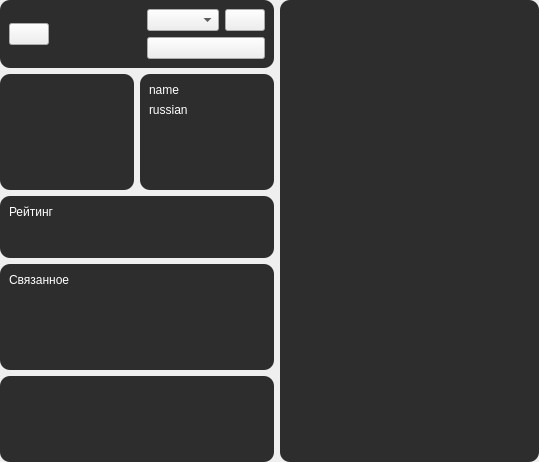
Qt form forms/info.ui (brandonzorn/Nlight) before a commit.
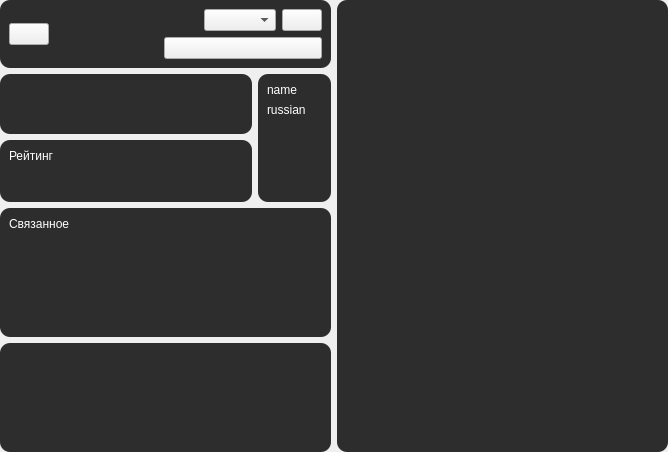
The same form after that commit. Icons and pictures are not drawn.

The edit to the form file:
```diff
--- a/forms/info.ui
+++ b/forms/info.ui
@@ -6,8 +6,8 @@
    <rect>
     <x>0</x>
     <y>0</y>
-    <width>539</width>
-    <height>462</height>
+    <width>668</width>
+    <height>452</height>
    </rect>
   </property>
   <property name="windowTitle">
@@ -34,7 +34,7 @@
     <number>0</number>
    </property>
    <item>
-    <layout class="QVBoxLayout" name="verticalLayout_8">
+    <layout class="QVBoxLayout" name="verticalLayout_10">
      <item>
       <widget class="QFrame" name="header_frame">
        <property name="frameShape">
@@ -103,6 +103,19 @@
              <property name="bottomMargin">
               <number>0</number>
              </property>
+             <item>
+              <spacer name="horizontalSpacer_3">
+               <property name="orientation">
+                <enum>Qt::Horizontal</enum>
+               </property>
+               <property name="sizeHint" stdset="0">
+                <size>
+                 <width>40</width>
+                 <height>20</height>
+                </size>
+               </property>
+              </spacer>
+             </item>
              <item>
               <widget class="QComboBox" name="lib_list_box">
                <property name="sizePolicy">
@@ -164,9 +177,19 @@
       </widget>
      </item>
      <item>
+      <layout class="QVBoxLayout" name="verticalLayout_9">
+       <item>
       <layout class="QHBoxLayout" name="horizontalLayout_4">
        <item>
+          <layout class="QVBoxLayout" name="verticalLayout_8">
+           <item>
         <widget class="QFrame" name="image_frame">
+             <property name="sizePolicy">
+              <sizepolicy hsizetype="Preferred" vsizetype="Expanding">
+               <horstretch>0</horstretch>
+               <verstretch>0</verstretch>
+              </sizepolicy>
+             </property>
          <property name="frameShape">
           <enum>QFrame::StyledPanel</enum>
          </property>
@@ -191,60 +214,13 @@
         </widget>
        </item>
        <item>
-        <widget class="QFrame" name="title_frame">
-         <property name="sizePolicy">
-          <sizepolicy hsizetype="Expanding" vsizetype="Preferred">
-           <horstretch>0</horstretch>
-           <verstretch>0</verstretch>
-          </sizepolicy>
-         </property>
-         <property name="frameShape">
-          <enum>QFrame::StyledPanel</enum>
-         </property>
-         <property name="frameShadow">
-          <enum>QFrame::Raised</enum>
-         </property>
-         <layout class="QVBoxLayout" name="verticalLayout_5">
-          <item>
-           <widget class="QLabel" name="name_label">
-            <property name="text">
-             <string>name</string>
-            </property>
-            <property name="wordWrap">
-             <bool>true</bool>
-            </property>
-           </widget>
-          </item>
-          <item>
-           <widget class="QLabel" name="russian_label">
-            <property name="text">
-             <string>russian</string>
-            </property>
-            <property name="wordWrap">
-             <bool>true</bool>
-            </property>
-           </widget>
-          </item>
-          <item>
-           <spacer name="verticalSpacer">
-            <property name="orientation">
-             <enum>Qt::Vertical</enum>
-            </property>
-            <property name="sizeHint" stdset="0">
-             <size>
-              <width>20</width>
-              <height>76</height>
-             </size>
-            </property>
-           </spacer>
-          </item>
-         </layout>
-        </widget>
-       </item>
-      </layout>
-     </item>
-     <item>
       <widget class="QFrame" name="score_frame">
+             <property name="sizePolicy">
+              <sizepolicy hsizetype="Preferred" vsizetype="Maximum">
+               <horstretch>0</horstretch>
+               <verstretch>0</verstretch>
+              </sizepolicy>
+             </property>
        <property name="styleSheet">
         <string notr="true">QPushButton {
 	padding: 5px 1px;
@@ -339,6 +315,61 @@
        </layout>
       </widget>
      </item>
+          </layout>
+         </item>
+         <item>
+          <widget class="QFrame" name="title_frame">
+           <property name="sizePolicy">
+            <sizepolicy hsizetype="Expanding" vsizetype="Preferred">
+             <horstretch>0</horstretch>
+             <verstretch>0</verstretch>
+            </sizepolicy>
+           </property>
+           <property name="frameShape">
+            <enum>QFrame::StyledPanel</enum>
+           </property>
+           <property name="frameShadow">
+            <enum>QFrame::Raised</enum>
+           </property>
+           <layout class="QVBoxLayout" name="verticalLayout_5">
+            <item>
+             <widget class="QLabel" name="name_label">
+              <property name="text">
+               <string>name</string>
+              </property>
+              <property name="wordWrap">
+               <bool>true</bool>
+              </property>
+             </widget>
+            </item>
+            <item>
+             <widget class="QLabel" name="russian_label">
+              <property name="text">
+               <string>russian</string>
+              </property>
+              <property name="wordWrap">
+               <bool>true</bool>
+              </property>
+             </widget>
+            </item>
+            <item>
+             <spacer name="verticalSpacer">
+              <property name="orientation">
+               <enum>Qt::Vertical</enum>
+              </property>
+              <property name="sizeHint" stdset="0">
+               <size>
+                <width>20</width>
+                <height>76</height>
+               </size>
+              </property>
+             </spacer>
+            </item>
+           </layout>
+          </widget>
+         </item>
+        </layout>
+       </item>
      <item>
       <widget class="QFrame" name="related_frame">
        <property name="frameShape">
@@ -383,6 +414,8 @@
         </item>
        </layout>
       </widget>
+       </item>
+      </layout>
      </item>
     </layout>
    </item>
```
Lines whose indentation alone changed are shown as unchanged.
